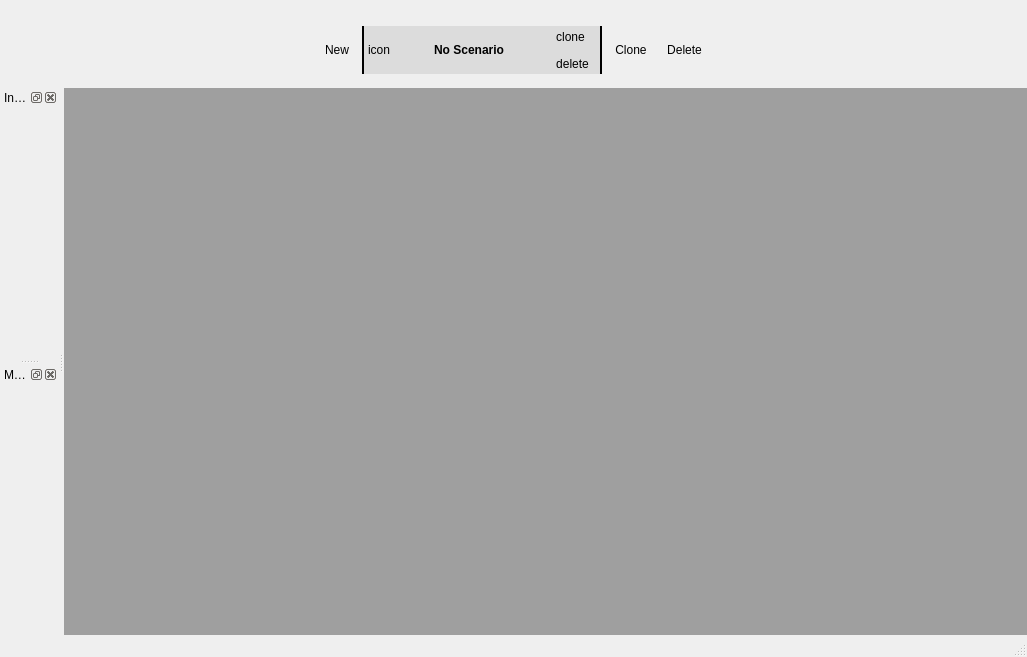
Qt form RequestFlowApp/RequestFlow/ui/MainWindow.ui (fatehmtd/RequestFlow) before a commit.
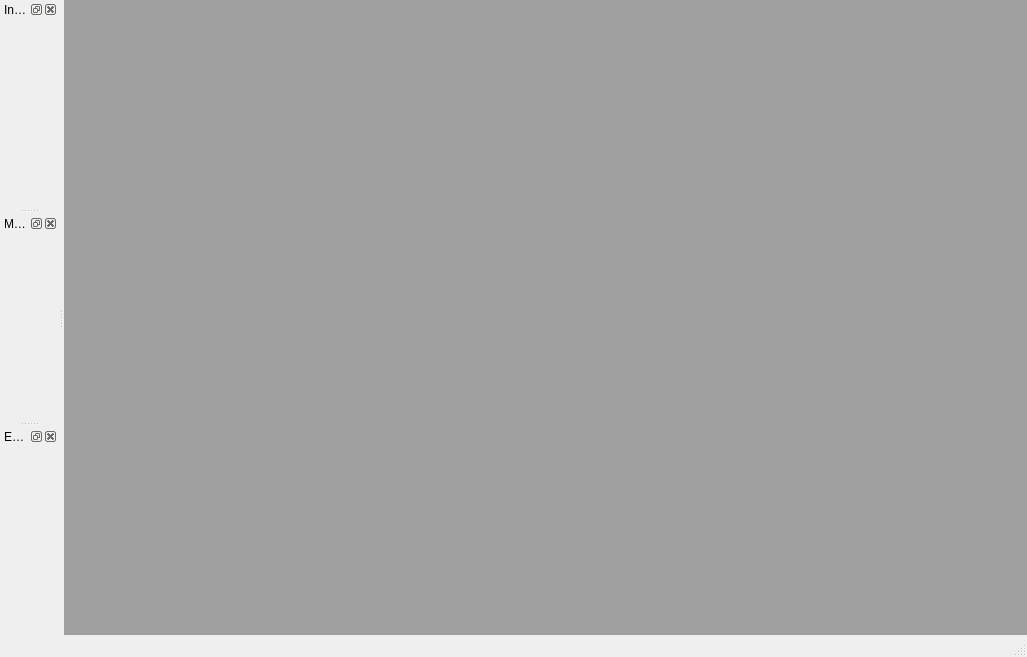
The same form after that commit. Icons and pictures are not drawn. Custom widgets are drawn as their Qt base class.

What changed in the file:
```diff
--- a/RequestFlowApp/RequestFlow/ui/MainWindow.ui
+++ b/RequestFlowApp/RequestFlow/ui/MainWindow.ui
@@ -76,316 +76,13 @@
    </layout>
   </widget>
   <widget class="QStatusBar" name="statusBar"/>
-  <widget class="QDockWidget" name="dockWidget">
-   <property name="sizePolicy">
-    <sizepolicy hsizetype="Preferred" vsizetype="Preferred">
-     <horstretch>0</horstretch>
-     <verstretch>0</verstretch>
-    </sizepolicy>
-   </property>
+  <widget class="QDockWidget" name="dockWidget_inventory">
    <property name="minimumSize">
     <size>
-     <width>694</width>
-     <height>82</height>
+     <width>0</width>
+     <height>0</height>
     </size>
    </property>
-   <property name="features">
-    <set>QDockWidget::NoDockWidgetFeatures</set>
-   </property>
-   <property name="allowedAreas">
-    <set>Qt::TopDockWidgetArea</set>
-   </property>
-   <attribute name="dockWidgetArea">
-    <number>4</number>
-   </attribute>
-   <widget class="QWidget" name="dockWidgetContents">
-    <property name="sizePolicy">
-     <sizepolicy hsizetype="Preferred" vsizetype="Fixed">
-      <horstretch>0</horstretch>
-      <verstretch>0</verstretch>
-     </sizepolicy>
-    </property>
-    <property name="minimumSize">
-     <size>
-      <width>0</width>
-      <height>20</height>
-     </size>
-    </property>
-    <layout class="QGridLayout" name="gridLayout_4">
-     <property name="leftMargin">
-      <number>9</number>
-     </property>
-     <property name="topMargin">
-      <number>0</number>
-     </property>
-     <property name="rightMargin">
-      <number>9</number>
-     </property>
-     <property name="bottomMargin">
-      <number>0</number>
-     </property>
-     <item row="0" column="2">
-      <widget class="QFrame" name="frame">
-       <property name="sizePolicy">
-        <sizepolicy hsizetype="Fixed" vsizetype="Preferred">
-         <horstretch>0</horstretch>
-         <verstretch>0</verstretch>
-        </sizepolicy>
-       </property>
-       <property name="minimumSize">
-        <size>
-         <width>240</width>
-         <height>0</height>
-        </size>
-       </property>
-       <property name="styleSheet">
-        <string notr="true">.QFrame {
-background-color: rgb(220, 220, 220);
-border-left: 2px solid black;
-border-right: 2px solid black;
-}</string>
-       </property>
-       <property name="frameShape">
-        <enum>QFrame::NoFrame</enum>
-       </property>
-       <property name="frameShadow">
-        <enum>QFrame::Plain</enum>
-       </property>
-       <property name="lineWidth">
-        <number>0</number>
-       </property>
-       <property name="midLineWidth">
-        <number>0</number>
-       </property>
-       <layout class="QGridLayout" name="gridLayout_2">
-        <property name="leftMargin">
-         <number>6</number>
-        </property>
-        <property name="topMargin">
-         <number>0</number>
-        </property>
-        <property name="rightMargin">
-         <number>6</number>
-        </property>
-        <property name="bottomMargin">
-         <number>0</number>
-        </property>
-        <property name="horizontalSpacing">
-         <number>16</number>
-        </property>
-        <property name="verticalSpacing">
-         <number>0</number>
-        </property>
-        <item row="0" column="5">
-         <layout class="QVBoxLayout" name="verticalLayout">
-          <item>
-           <widget class="QToolButton" name="toolButton_clone">
-            <property name="toolTip">
-             <string>Clone the current scenario</string>
-            </property>
-            <property name="text">
-             <string>clone</string>
-            </property>
-            <property name="icon">
-             <iconset theme=":/ui/duplicate">
-              <normaloff>.</normaloff>.</iconset>
-            </property>
-            <property name="autoRaise">
-             <bool>true</bool>
-            </property>
-            <property name="arrowType">
-             <enum>Qt::NoArrow</enum>
-            </property>
-           </widget>
-          </item>
-          <item>
-           <widget class="QToolButton" name="toolButton_delete">
-            <property name="toolTip">
-             <string>Delete the current scenario</string>
-            </property>
-            <property name="text">
-             <string>delete</string>
-            </property>
-            <property name="icon">
-             <iconset theme=":/ui/delete">
-              <normaloff>.</normaloff>.</iconset>
-            </property>
-            <property name="autoRaise">
-             <bool>true</bool>
-            </property>
-           </widget>
-          </item>
-         </layout>
-        </item>
-        <item row="0" column="3">
-         <widget class="QLabel" name="label_scenarioName">
-          <property name="styleSheet">
-           <string notr="true">color: rgb(0, 0, 0); font-weight: 600;</string>
-          </property>
-          <property name="text">
-           <string>No Scenario</string>
-          </property>
-          <property name="alignment">
-           <set>Qt::AlignCenter</set>
-          </property>
-         </widget>
-        </item>
-        <item row="0" column="4">
-         <spacer name="horizontalSpacer">
-          <property name="orientation">
-           <enum>Qt::Horizontal</enum>
-          </property>
-          <property name="sizeHint" stdset="0">
-           <size>
-            <width>40</width>
-            <height>20</height>
-           </size>
-          </property>
-         </spacer>
-        </item>
-        <item row="0" column="1">
-         <widget class="QLabel" name="label_scenarioIcon">
-          <property name="text">
-           <string>icon</string>
-          </property>
-         </widget>
-        </item>
-        <item row="0" column="2">
-         <spacer name="horizontalSpacer_2">
-          <property name="orientation">
-           <enum>Qt::Horizontal</enum>
-          </property>
-          <property name="sizeHint" stdset="0">
-           <size>
-            <width>40</width>
-            <height>20</height>
-           </size>
-          </property>
-         </spacer>
-        </item>
-       </layout>
-      </widget>
-     </item>
-     <item row="0" column="5">
-      <spacer name="horizontalSpacer_4">
-       <property name="orientation">
-        <enum>Qt::Horizontal</enum>
-       </property>
-       <property name="sizeHint" stdset="0">
-        <size>
-         <width>382</width>
-         <height>20</height>
-        </size>
-       </property>
-      </spacer>
-     </item>
-     <item row="0" column="0">
-      <spacer name="horizontalSpacer_3">
-       <property name="orientation">
-        <enum>Qt::Horizontal</enum>
-       </property>
-       <property name="sizeHint" stdset="0">
-        <size>
-         <width>382</width>
-         <height>20</height>
-        </size>
-       </property>
-      </spacer>
-     </item>
-     <item row="0" column="1">
-      <widget class="QToolButton" name="toolButton_newScenario">
-       <property name="sizePolicy">
-        <sizepolicy hsizetype="Preferred" vsizetype="Preferred">
-         <horstretch>0</horstretch>
-         <verstretch>0</verstretch>
-        </sizepolicy>
-       </property>
-       <property name="autoFillBackground">
-        <bool>false</bool>
-       </property>
-       <property name="text">
-        <string>New</string>
-       </property>
-       <property name="icon">
-        <iconset theme=":/ui/test_case">
-         <normaloff>.</normaloff>.</iconset>
-       </property>
-       <property name="iconSize">
-        <size>
-         <width>16</width>
-         <height>16</height>
-        </size>
-       </property>
-       <property name="toolButtonStyle">
-        <enum>Qt::ToolButtonTextUnderIcon</enum>
-       </property>
-       <property name="autoRaise">
-        <bool>true</bool>
-       </property>
-      </widget>
-     </item>
-     <item row="0" column="3">
-      <widget class="QToolButton" name="toolButton_cloneScenario">
-       <property name="sizePolicy">
-        <sizepolicy hsizetype="Minimum" vsizetype="Preferred">
-         <horstretch>0</horstretch>
-         <verstretch>0</verstretch>
-        </sizepolicy>
-       </property>
-       <property name="text">
-        <string>Clone</string>
-       </property>
-       <property name="icon">
-        <iconset theme=":/ui/duplicate">
-         <normaloff>.</normaloff>.</iconset>
-       </property>
-       <property name="iconSize">
-        <size>
-         <width>16</width>
-         <height>16</height>
-        </size>
-       </property>
-       <property name="toolButtonStyle">
-        <enum>Qt::ToolButtonTextUnderIcon</enum>
-       </property>
-       <property name="autoRaise">
-        <bool>true</bool>
-       </property>
-      </widget>
-     </item>
-     <item row="0" column="4">
-      <widget class="QToolButton" name="toolButton_deleteScenario">
-       <property name="sizePolicy">
-        <sizepolicy hsizetype="Minimum" vsizetype="Preferred">
-         <horstretch>0</horstretch>
-         <verstretch>0</verstretch>
-        </sizepolicy>
-       </property>
-       <property name="text">
-        <string>Delete</string>
-       </property>
-       <property name="icon">
-        <iconset theme=":/ui/delete">
-         <normaloff>.</normaloff>.</iconset>
-       </property>
-       <property name="iconSize">
-        <size>
-         <width>16</width>
-         <height>16</height>
-        </size>
-       </property>
-       <property name="toolButtonStyle">
-        <enum>Qt::ToolButtonTextUnderIcon</enum>
-       </property>
-       <property name="autoRaise">
-        <bool>true</bool>
-       </property>
-      </widget>
-     </item>
-    </layout>
-   </widget>
-  </widget>
-  <widget class="QDockWidget" name="dockWidget_4">
    <property name="features">
     <set>QDockWidget::AllDockWidgetFeatures</set>
    </property>
@@ -400,7 +97,13 @@
    </attribute>
    <widget class="InventoryWidget" name="inventoryWidget"/>
   </widget>
-  <widget class="QDockWidget" name="dockWidget_5">
+  <widget class="QDockWidget" name="dockWidget_logs">
+   <property name="minimumSize">
+    <size>
+     <width>0</width>
+     <height>0</height>
+    </size>
+   </property>
    <property name="features">
     <set>QDockWidget::AllDockWidgetFeatures</set>
    </property>
@@ -413,7 +116,10 @@
    <attribute name="dockWidgetArea">
     <number>1</number>
    </attribute>
-   <widget class="QWidget" name="dockWidgetContents_2">
+   <widget class="LogMessagesWidget" name="logMessagesWidget">
+    <property name="enabled">
+     <bool>true</bool>
+    </property>
     <layout class="QGridLayout" name="gridLayout_3">
      <property name="leftMargin">
       <number>0</number>
@@ -430,12 +136,24 @@
      <property name="spacing">
       <number>0</number>
      </property>
-     <item row="0" column="0">
-      <widget class="LogMessagesWidget" name="logMessagesWidget" native="true"/>
-     </item>
     </layout>
    </widget>
   </widget>
+  <widget class="QDockWidget" name="dockWidget_environments">
+   <property name="minimumSize">
+    <size>
+     <width>0</width>
+     <height>0</height>
+    </size>
+   </property>
+   <property name="windowTitle">
+    <string>Evironments</string>
+   </property>
+   <attribute name="dockWidgetArea">
+    <number>1</number>
+   </attribute>
+   <widget class="EnvironmentsWidget" name="environmentsWidget"/>
+  </widget>
  </widget>
  <layoutdefault spacing="6" margin="11"/>
  <customwidgets>
@@ -451,6 +169,12 @@
    <header>LogMessagesWidget.h</header>
    <container>1</container>
   </customwidget>
+  <customwidget>
+   <class>EnvironmentsWidget</class>
+   <extends>QWidget</extends>
+   <header>EnvironmentsWidget.h</header>
+   <container>1</container>
+  </customwidget>
  </customwidgets>
  <resources/>
  <connections/>
```
